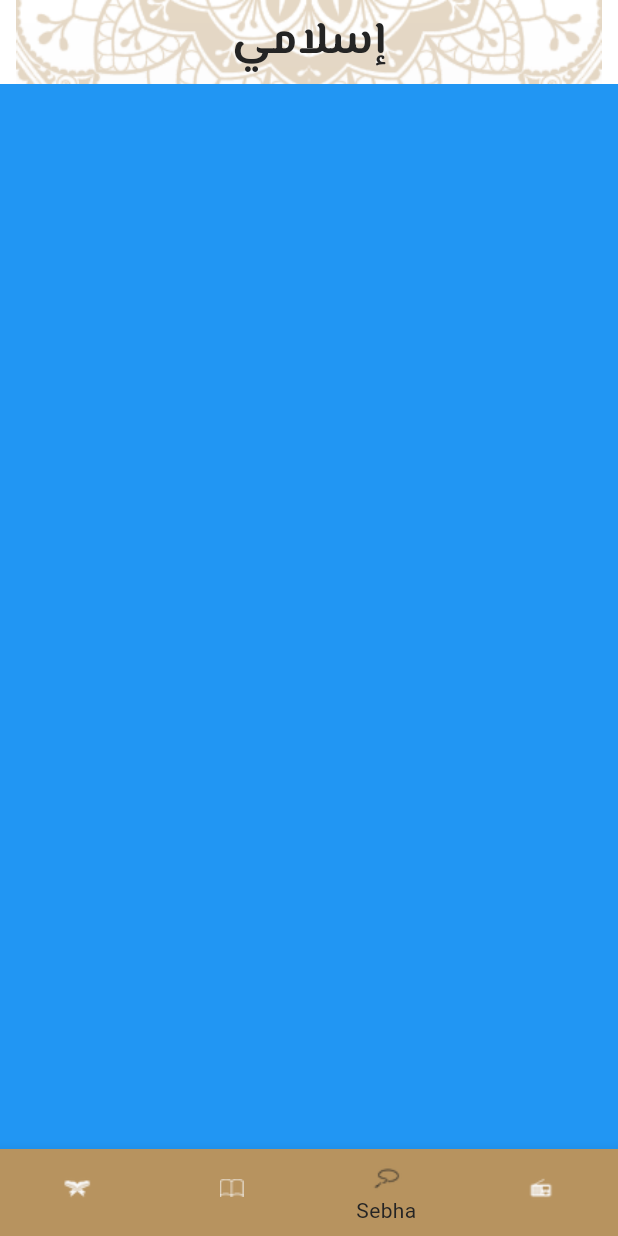
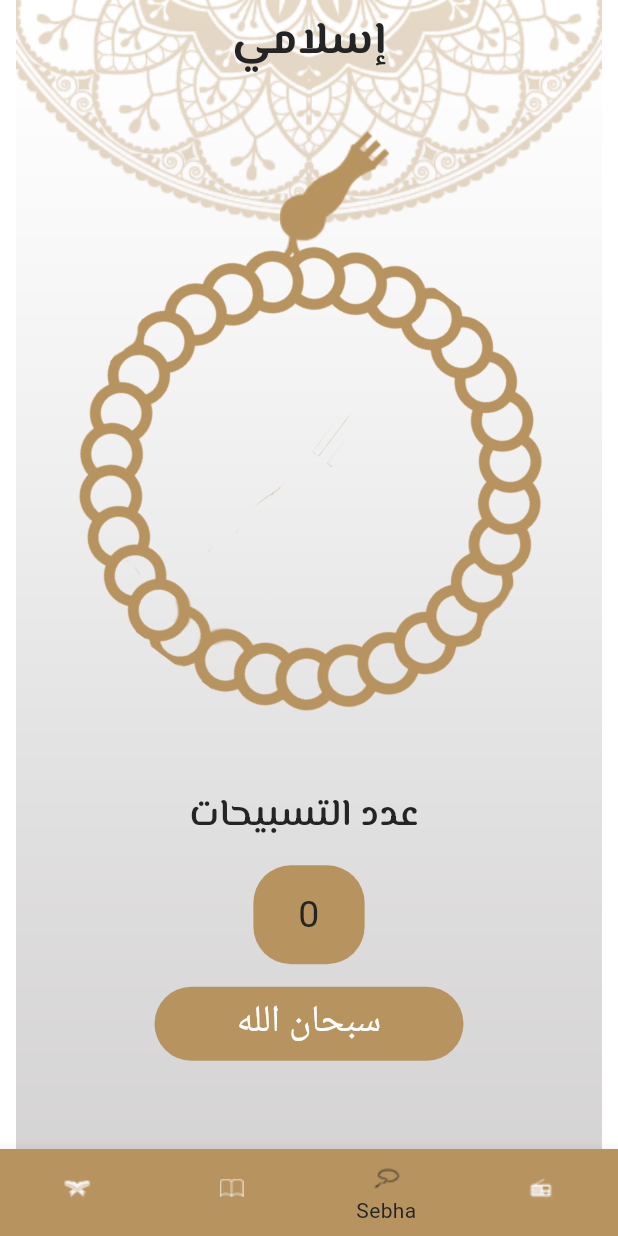
Before and after one commit to Hanan-Ashraf-Mousa/islami_app, a Flutter app: the screen it shows after launch, item 3 of the bottom bar chosen, on a phone screen of 412 x 824 dp. Run offline on Flutter 3.47's test engine with Material 3 defaults, Android fonts, the phone set to English and light mode, and no system bars.

Commit message:
finish radio & sebha design

```diff
--- a/lib/home/quran/quran_details_view.dart
+++ b/lib/home/quran/quran_details_view.dart
@@ -52,7 +52,8 @@ class _QuranDetailsViewState extends State<QuranDetailsView> {
                           ),
                           Icon(
                             Icons.play_circle_fill,
-                            size: 30,
+                            color: MyTheme.blackColor,
+                            size: 40,
                           )
                         ],
                       ),
--- a/lib/home/radio/radio_view.dart
+++ b/lib/home/radio/radio_view.dart
@@ -5,8 +5,22 @@ class RadioView extends StatelessWidget {
 
   @override
   Widget build(BuildContext context) {
-    return Container(
-      color: Colors.orange,
+    return Center(
+      child: Column(
+        mainAxisAlignment: MainAxisAlignment.center,
+        children: [
+          Image.asset('assets/images/radio_logo.png'),
+          Row(
+            mainAxisAlignment: MainAxisAlignment.spaceEvenly,
+            children: [
+              IconButton(onPressed: (){}, icon: Icon(Icons.skip_previous_rounded)),
+              IconButton(onPressed: (){}, icon: Icon(Icons.play_arrow_rounded)),
+              IconButton(onPressed: (){}, icon: Icon(Icons.skip_next_rounded)),
+
+            ],
+          )
+        ],
+      ),
     );
   }
 }
--- a/lib/home/sebha/sebha_view.dart
+++ b/lib/home/sebha/sebha_view.dart
@@ -1,12 +1,92 @@
 import 'package:flutter/material.dart';
+import 'package:islami_app/my_theme.dart';
 
-class SebhaView extends StatelessWidget {
-  const SebhaView({super.key});
+class SebhaView extends StatefulWidget {
+  SebhaView({super.key});
+
+  @override
+  State<SebhaView> createState() => _SebhaViewState();
+}
+
+class _SebhaViewState extends State<SebhaView> {
+  int count = 0;
+
+  int index = 0;
+
+  List<String> adeih = [
+    'سبحان الله',
+    'الحمد لله',
+    'لا إله إلا الله',
+    "الله أكبر",
+    'لاحول ولا قوة إلا بالله'
+  ];
 
   @override
   Widget build(BuildContext context) {
-    return Container(
-      color: Colors.blue,
+    var size = MediaQuery.of(context).size;
+    return Center(
+      child: Column(
+        mainAxisAlignment: MainAxisAlignment.center,
+        children: [
+          Stack(
+            alignment: Alignment(0.1, -1.18),
+            children: [
+              Image.asset('assets/images/head_of_seb7a.png'),
+              InkWell(
+                  onTap: () {
+                    count++;
+                    if(count == 33){
+                      index++;
+                      count =0 ;
+                    }
+                    if(index == adeih.length){
+                      index =0 ;}
+                    setState(() {
+
+                    });
+                  },
+                  child: Transform.rotate(
+                    angle: (count+1)*-2,
+                    child: Image.asset(
+                      'assets/images/body_of_seb7a.png',
+                    ),
+                  )),
+            ],
+          ),
+          Text(
+            'عدد التسبيحات ',
+            style: MyTheme.lightMode.textTheme.titleLarge,
+          ),
+          Container(
+            margin: EdgeInsets.symmetric(vertical: 15, horizontal: 5),
+            alignment: Alignment.center,
+            width: size.width * 0.18,
+            height: size.height * 0.08,
+            decoration: BoxDecoration(
+                borderRadius: BorderRadius.circular(25),
+                color: MyTheme.primaryColor),
+            child: Text(
+              count.toString(),
+              style: MyTheme.lightMode.textTheme.titleMedium,
+              textAlign: TextAlign.center,
+            ),
+          ),
+          Container(
+            width: size.width * 0.5,
+            height: size.height * 0.06,
+            padding: EdgeInsets.symmetric(vertical: 5, horizontal: 3),
+            decoration: BoxDecoration(
+                borderRadius: BorderRadius.circular(25),
+                color: MyTheme.primaryColor),
+            child: Text(
+              adeih[index],
+              style: MyTheme.lightMode.textTheme.titleMedium
+                  ?.copyWith(color: Color(0xffFFFFFF)),
+              textAlign: TextAlign.center,
+            ),
+          )
+        ],
+      ),
     );
   }
 }
--- a/lib/my_theme.dart
+++ b/lib/my_theme.dart
@@ -40,7 +40,10 @@ class MyTheme{
      color: primaryColor,
      thickness: 2
    ),
-
+iconTheme: IconThemeData(
+  color: primaryColor,
+  size: 50
+),
    textTheme: TextTheme(
      titleLarge: TextStyle(
        fontSize: 25,
```
Also changed, not shown: assets/images/2.0x/body_of_seb7a@2x.png (added), assets/images/2.0x/head_of_seb7a@2x.png (added), assets/images/2.0x/radio_logo@2x.png (added), assets/images/3.0x/body_of_seb7a@3x.png (added), assets/images/3.0x/head_of_seb7a@3x.png (added), assets/images/3.0x/radio_logo@3x.png (added), assets/images/body_of_seb7a.png (added), assets/images/head_of_seb7a.png (added), assets/images/radio_logo.png (added).
